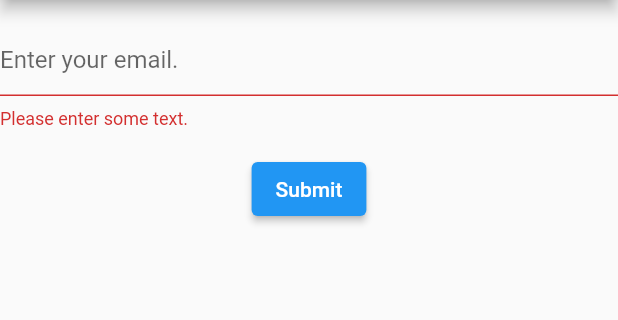
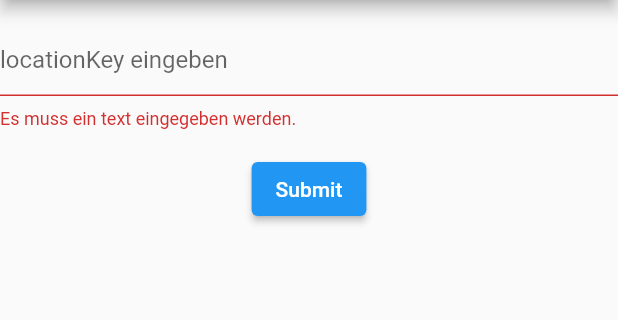
Before and after one commit to buggxs/no_api_weather_app, a Flutter app: the screen it shows after launch, after a tap on "Submit", on a phone screen of 412 x 824 dp, the part 84-404 px from its top. Run offline on Flutter 3.47's test engine with Material 2 defaults, Android fonts, the phone set to English and light mode, and no system bars; our stand-ins replace bloc, equatable, flutter_bloc; generated files the repository leaves out were written again.

Commit message:
added fetching from weather api

```diff
--- a/lib/weather/model/weather.dart
+++ b/lib/weather/model/weather.dart
@@ -1,26 +1,29 @@
+import 'package:digitalstreich_app/weather/model/weather_daily.dart';
+import 'package:digitalstreich_app/weather/model/weather_forecast.dart';
 import 'package:equatable/equatable.dart';
-import 'package:flutter/cupertino.dart';
+import 'package:flutter/material.dart';
+import 'package:json_annotation/json_annotation.dart';
 
+part 'weather.g.dart';
+
+@JsonSerializable()
 class Weather extends Equatable{
 
-  final String cityName;
-  final double temperatureCelsius;
+  Weather({required this.weatherDaily, required this.weatherForecast});
 
-  Weather({
-    required this.cityName,
-    required this.temperatureCelsius
-  });
+  factory Weather.fromJson(Map<String, dynamic> json) =>
+      _$WeatherFromJson(json);
 
-  factory Weather.fromJson(Map<String, dynamic> json) {
-    final weatherText = json['Headline']['Text'];
-    print(json['DailyForecasts']['Temperature']['Minimum']['Value']);
-    // weatherValue = (weatherValue-32)*5/9;
-    print(weatherText);
 
-    return Weather(cityName: 'Kassel', temperatureCelsius: 4.0);
-  }
+  WeatherDaily weatherDaily;
+  List<WeatherForecast> weatherForecast;
+
+
+
+  Map<String, dynamic> toJson() => _$WeatherToJson(this);
+
 
   @override
   // TODO: implement props
-  List<Object?> get props => [cityName, temperatureCelsius];
+  List<Object?> get props => [weatherDaily, weatherForecast];
 }
--- a/lib/weather/weather_screen.dart
+++ b/lib/weather/weather_screen.dart
@@ -28,14 +28,14 @@ class WeatherScreen extends StatelessWidget {
             },
             builder: (context, state) {
               if (state is WeatherInitial) {
-                return buildInitialInput(context);
+                return _buildInitialInputWidget(context);
               } else if (state is WeatherLoading) {
-                return buildLoading(context);
+                return _buildLoadingWidget(context);
               } else if (state is WeatherLoaded) {
                 return buildColumnWithData(context, state);
               } else {
                 // (state is WeatherError)
-                return buildInitialInput(context);
+                return _buildInitialInputWidget(context);
               }
             },
           )
@@ -47,13 +47,13 @@ class WeatherScreen extends StatelessWidget {
   Widget buildColumnWithData(BuildContext context, WeatherLoaded weatherState) {
     return Column(
       children: [
-        Text(weatherState.weather.cityName, style: Theme.of(context).textTheme.headline1,),
-        Text(weatherState.weather.temperatureCelsius.toString()),
+        Text(weatherState.weather.weatherDaily.text),
+        Text(weatherState.weather.weatherForecast[0].weatherForecastTemperature.tempMax.value.toString()),
       ],
     );
   }
 
-  Widget buildLoading(BuildContext context) {
+  Widget _buildLoadingWidget(BuildContext context) {
     return Dialog(
       child: new Row(
       mainAxisSize: MainAxisSize.min,
@@ -65,7 +65,7 @@ class WeatherScreen extends StatelessWidget {
     );
   }
 
-  Widget buildInitialInput(BuildContext context) {
+  Widget _buildInitialInputWidget(BuildContext context) {
     final GlobalKey<FormState> _formKey = GlobalKey<FormState>();
 
     return Form(
@@ -74,16 +74,16 @@ class WeatherScreen extends StatelessWidget {
         children: [
           TextFormField(
             decoration: const InputDecoration(
-              hintText: 'Enter your email.'
+              hintText: 'locationKey eingeben'
             ),
             validator: (String? value) {
               if (value == null || value.isEmpty) {
-                return "Please enter some text.";
+                return "Es muss ein text eingegeben werden.";
               }
               return null;
             },
             onSaved: (String? value) {
-              submitCityName(context, value!);
+              _submitCityName(context, value!);
             },
           ),
           Padding(
@@ -104,7 +104,8 @@ class WeatherScreen extends StatelessWidget {
     );
   }
 
-  void submitCityName(BuildContext context, String cityName) {
+  // 168717
+  void _submitCityName(BuildContext context, String cityName) {
     final weatherCubit = BlocProvider.of<WeatherCubit>(context);
     weatherCubit.getWeather(cityName);
   }
--- a/pubspec.yaml
+++ b/pubspec.yaml
@@ -34,6 +34,10 @@ dependencies:
   bloc: ^7.2.1
   flutter_bloc: ^7.3.1
   http: ^0.13.4
+  build_runner: ^2.1.4
+  json_serializable: ^6.0.0
+  json_annotation: ^4.3.0
+  dio: ^4.0.1
 
 dev_dependencies:
   flutter_test:
```
Also changed, not shown: lib/weather/model/weather_daily.dart (added, +22 -0 lines), lib/weather/model/weather_forecast.dart (added, +69 -0 lines), lib/weather/repository/weather_repository.dart (+2 -9 lines), pubspec.lock.
